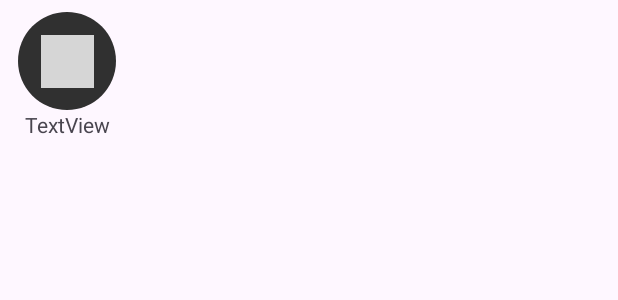
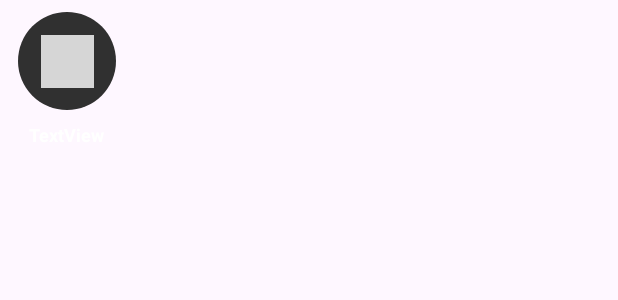
Before and after one commit to LeahDeshar/AndroidJava-Ecommerce, an Android app: the layout viewholder_category.xml on its own in the app's theme, with its tools: preview values and no code run, on a phone screen of 412 x 824 dp. Shown: the top 300 px of the screen. Run offline under Robolectric (Android 15) with nearby library versions, the phone set to English and light mode, and no system bars; grey boxes are pictures that could not be loaded.

Commit message:
dashboard : backend -category

```diff
--- a/app/src/main/res/layout/viewholder_category.xml
+++ b/app/src/main/res/layout/viewholder_category.xml
@@ -19,7 +19,7 @@
         app:layout_constraintTop_toTopOf="parent">
 
         <ImageView
-            android:id="@+id/imageView6"
+            android:id="@+id/img"
             android:layout_width="35dp"
             android:layout_height="35dp"
             app:layout_constraintBottom_toBottomOf="parent"
@@ -31,10 +31,14 @@
     </androidx.constraintlayout.widget.ConstraintLayout>
 
     <TextView
-        android:id="@+id/textView10"
+        android:id="@+id/titleTxt"
         android:layout_width="wrap_content"
         android:layout_height="wrap_content"
         android:text="TextView"
+        android:textSize="12dp"
+        android:textColor="@color/white"
+        android:textStyle="bold"
+        android:layout_marginTop="8dp"
         app:layout_constraintBottom_toBottomOf="parent"
         app:layout_constraintEnd_toEndOf="parent"
         app:layout_constraintStart_toStartOf="parent"
```
